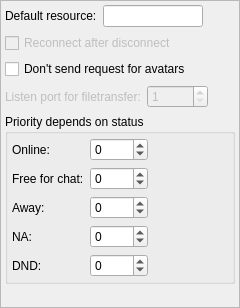
This is jabber/src/protocol/jmainsettings.ui in euroelessar/qutim as Qt 5 draws it before an edit. The edited form follows.
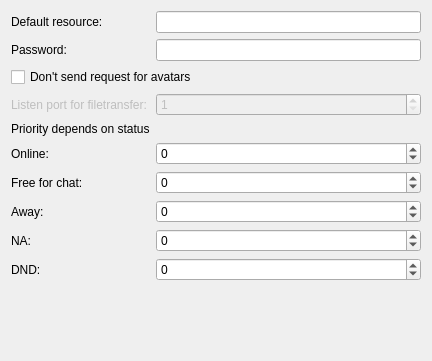
This is the edited form.

The edit to the form file:
```diff
--- a/jabber/src/protocol/jmainsettings.ui
+++ b/jabber/src/protocol/jmainsettings.ui
@@ -6,32 +6,18 @@
    <rect>
     <x>0</x>
     <y>0</y>
-    <width>240</width>
-    <height>308</height>
+    <width>432</width>
+    <height>361</height>
    </rect>
   </property>
   <property name="windowTitle">
    <string>Form</string>
   </property>
-  <layout class="QVBoxLayout" name="verticalLayout">
-   <property name="margin">
-    <number>0</number>
+  <layout class="QFormLayout" name="formLayout">
+   <property name="fieldGrowthPolicy">
+    <enum>QFormLayout::AllNonFixedFieldsGrow</enum>
    </property>
-   <item>
-    <widget class="QFrame" name="frame">
-     <property name="frameShape">
-      <enum>QFrame::StyledPanel</enum>
-     </property>
-     <property name="frameShadow">
-      <enum>QFrame::Raised</enum>
-     </property>
-     <layout class="QVBoxLayout" name="verticalLayout_2">
-      <property name="margin">
-       <number>4</number>
-      </property>
-      <item>
-       <layout class="QHBoxLayout" name="horizontalLayout">
-        <item>
+   <item row="0" column="0">
          <widget class="QLabel" name="label">
           <property name="sizePolicy">
            <sizepolicy hsizetype="Fixed" vsizetype="Preferred">
@@ -44,44 +30,31 @@
           </property>
          </widget>
         </item>
-        <item>
+   <item row="0" column="1">
          <widget class="QLineEdit" name="resourceEdit"/>
         </item>
-        <item>
-         <spacer name="horizontalSpacer">
-          <property name="orientation">
-           <enum>Qt::Horizontal</enum>
-          </property>
-          <property name="sizeHint" stdset="0">
-           <size>
-            <width>40</width>
-            <height>20</height>
-           </size>
-          </property>
-         </spacer>
-        </item>
-       </layout>
-      </item>
-      <item>
-       <widget class="QCheckBox" name="reconnectCheck">
-        <property name="enabled">
-         <bool>false</bool>
-        </property>
+   <item row="1" column="0">
+    <widget class="QLabel" name="label_4">
         <property name="text">
-         <string>Reconnect after disconnect</string>
+      <string>Password:</string>
         </property>
        </widget>
       </item>
-      <item>
+   <item row="1" column="1">
+    <widget class="QLineEdit" name="passwdEdit">
+     <property name="echoMode">
+      <enum>QLineEdit::Password</enum>
+     </property>
+    </widget>
+   </item>
+   <item row="2" column="0" colspan="2">
        <widget class="QCheckBox" name="avatarRequestCheck">
         <property name="text">
          <string>Don't send request for avatars</string>
         </property>
        </widget>
       </item>
-      <item>
-       <layout class="QHBoxLayout" name="horizontalLayout_2">
-        <item>
+   <item row="3" column="0">
          <widget class="QLabel" name="label_2">
           <property name="enabled">
            <bool>false</bool>
@@ -97,7 +70,7 @@
           </property>
          </widget>
         </item>
-        <item>
+   <item row="3" column="1">
          <widget class="QSpinBox" name="transferPostEdit">
           <property name="enabled">
            <bool>false</bool>
@@ -116,38 +89,21 @@
           </property>
          </widget>
         </item>
-        <item>
-         <spacer name="horizontalSpacer_2">
-          <property name="orientation">
-           <enum>Qt::Horizontal</enum>
-          </property>
-          <property name="sizeHint" stdset="0">
-           <size>
-            <width>40</width>
-            <height>20</height>
-           </size>
-          </property>
-         </spacer>
-        </item>
-       </layout>
-      </item>
-      <item>
-       <widget class="QGroupBox" name="groupBox">
-        <property name="title">
+   <item row="4" column="0">
+    <widget class="QLabel" name="label_3">
+     <property name="text">
          <string>Priority depends on status</string>
         </property>
-        <layout class="QGridLayout" name="gridLayout">
-         <property name="margin">
-          <number>4</number>
-         </property>
-         <item row="0" column="0">
+    </widget>
+   </item>
+   <item row="5" column="0">
           <widget class="QLabel" name="label_11">
            <property name="text">
             <string>Online:</string>
            </property>
           </widget>
          </item>
-         <item row="0" column="1">
+   <item row="5" column="1">
           <widget class="QSpinBox" name="onlinePriority">
            <property name="minimum">
             <number>-9999</number>
@@ -157,14 +113,14 @@
            </property>
           </widget>
          </item>
-         <item row="1" column="0">
+   <item row="6" column="0">
           <widget class="QLabel" name="label_12">
            <property name="text">
             <string>Free for chat:</string>
            </property>
           </widget>
          </item>
-         <item row="1" column="1">
+   <item row="6" column="1">
           <widget class="QSpinBox" name="ffchatPriority">
            <property name="minimum">
             <number>-9999</number>
@@ -174,14 +130,14 @@
            </property>
           </widget>
          </item>
-         <item row="2" column="0">
+   <item row="7" column="0">
           <widget class="QLabel" name="label_8">
            <property name="text">
             <string>Away:</string>
            </property>
           </widget>
          </item>
-         <item row="2" column="1">
+   <item row="7" column="1">
           <widget class="QSpinBox" name="awayPriority">
            <property name="minimum">
             <number>-9999</number>
@@ -191,14 +147,14 @@
            </property>
           </widget>
          </item>
-         <item row="3" column="0">
+   <item row="8" column="0">
           <widget class="QLabel" name="label_9">
            <property name="text">
             <string>NA:</string>
            </property>
           </widget>
          </item>
-         <item row="3" column="1">
+   <item row="8" column="1">
           <widget class="QSpinBox" name="naPriority">
            <property name="minimum">
             <number>-9999</number>
@@ -208,14 +164,14 @@
            </property>
           </widget>
          </item>
-         <item row="4" column="0">
+   <item row="9" column="0">
           <widget class="QLabel" name="label_10">
            <property name="text">
             <string>DND:</string>
            </property>
           </widget>
          </item>
-         <item row="4" column="1">
+   <item row="9" column="1">
           <widget class="QSpinBox" name="dndPriority">
            <property name="minimum">
             <number>-9999</number>
@@ -223,38 +179,6 @@
            <property name="maximum">
             <number>9999</number>
            </property>
-          </widget>
-         </item>
-         <item row="0" column="2">
-          <spacer name="horizontalSpacer_3">
-           <property name="orientation">
-            <enum>Qt::Horizontal</enum>
-           </property>
-           <property name="sizeHint" stdset="0">
-            <size>
-             <width>40</width>
-             <height>20</height>
-            </size>
-           </property>
-          </spacer>
-         </item>
-        </layout>
-       </widget>
-      </item>
-      <item>
-       <spacer name="verticalSpacer">
-        <property name="orientation">
-         <enum>Qt::Vertical</enum>
-        </property>
-        <property name="sizeHint" stdset="0">
-         <size>
-          <width>20</width>
-          <height>208</height>
-         </size>
-        </property>
-       </spacer>
-      </item>
-     </layout>
     </widget>
    </item>
   </layout>
```
Lines whose indentation alone changed are shown as unchanged.
